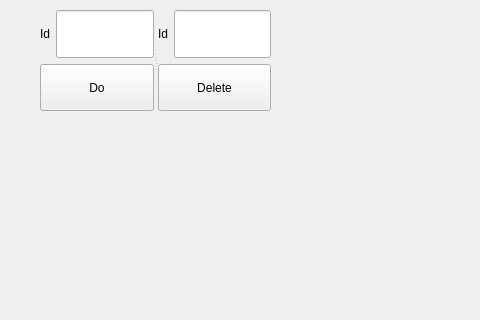
stdtheboatman/OAIP, file Third/Task/mainwindow.ui: the form before one commit; both pictures show x 0 to 480 and y 280 to 600 of the 800 by 600 pixel window.
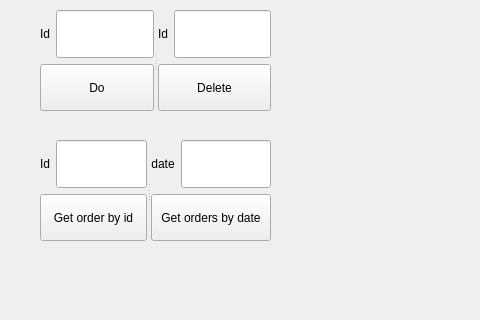
The form after the commit.

What changed in the file:
```diff
--- a/Third/Task/mainwindow.ui
+++ b/Third/Task/mainwindow.ui
@@ -230,6 +230,93 @@
      </layout>
     </widget>
    </widget>
+   <widget class="QSplitter" name="splitter_2">
+    <property name="geometry">
+     <rect>
+      <x>40</x>
+      <y>420</y>
+      <width>231</width>
+      <height>101</height>
+     </rect>
+    </property>
+    <property name="orientation">
+     <enum>Qt::Horizontal</enum>
+    </property>
+    <widget class="QWidget" name="gridLayoutWidget_6">
+     <layout class="QGridLayout" name="gridLayout_6">
+      <item row="1" column="0" colspan="2">
+       <widget class="QPushButton" name="orderGetByIdButton">
+        <property name="sizePolicy">
+         <sizepolicy hsizetype="Preferred" vsizetype="Preferred">
+          <horstretch>0</horstretch>
+          <verstretch>0</verstretch>
+         </sizepolicy>
+        </property>
+        <property name="text">
+         <string>Get order by id</string>
+        </property>
+       </widget>
+      </item>
+      <item row="0" column="1">
+       <widget class="QLineEdit" name="orderIdToGetInput">
+        <property name="sizePolicy">
+         <sizepolicy hsizetype="Preferred" vsizetype="Preferred">
+          <horstretch>0</horstretch>
+          <verstretch>0</verstretch>
+         </sizepolicy>
+        </property>
+       </widget>
+      </item>
+      <item row="0" column="0">
+       <widget class="QLabel" name="label_6">
+        <property name="text">
+         <string>Id</string>
+        </property>
+        <property name="alignment">
+         <set>Qt::AlignCenter</set>
+        </property>
+       </widget>
+      </item>
+     </layout>
+    </widget>
+    <widget class="QWidget" name="gridLayoutWidget_7">
+     <layout class="QGridLayout" name="gridLayout_7">
+      <item row="0" column="0">
+       <widget class="QLabel" name="label_7">
+        <property name="text">
+         <string>date</string>
+        </property>
+        <property name="alignment">
+         <set>Qt::AlignCenter</set>
+        </property>
+       </widget>
+      </item>
+      <item row="1" column="0" colspan="2">
+       <widget class="QPushButton" name="ordersGetByDateButton">
+        <property name="sizePolicy">
+         <sizepolicy hsizetype="Preferred" vsizetype="Preferred">
+          <horstretch>0</horstretch>
+          <verstretch>0</verstretch>
+         </sizepolicy>
+        </property>
+        <property name="text">
+         <string>Get orders by date</string>
+        </property>
+       </widget>
+      </item>
+      <item row="0" column="1">
+       <widget class="QLineEdit" name="orderDateToGetInput">
+        <property name="sizePolicy">
+         <sizepolicy hsizetype="Preferred" vsizetype="Preferred">
+          <horstretch>0</horstretch>
+          <verstretch>0</verstretch>
+         </sizepolicy>
+        </property>
+       </widget>
+      </item>
+     </layout>
+    </widget>
+   </widget>
   </widget>
   <widget class="QMenuBar" name="menubar">
    <property name="geometry">
```
